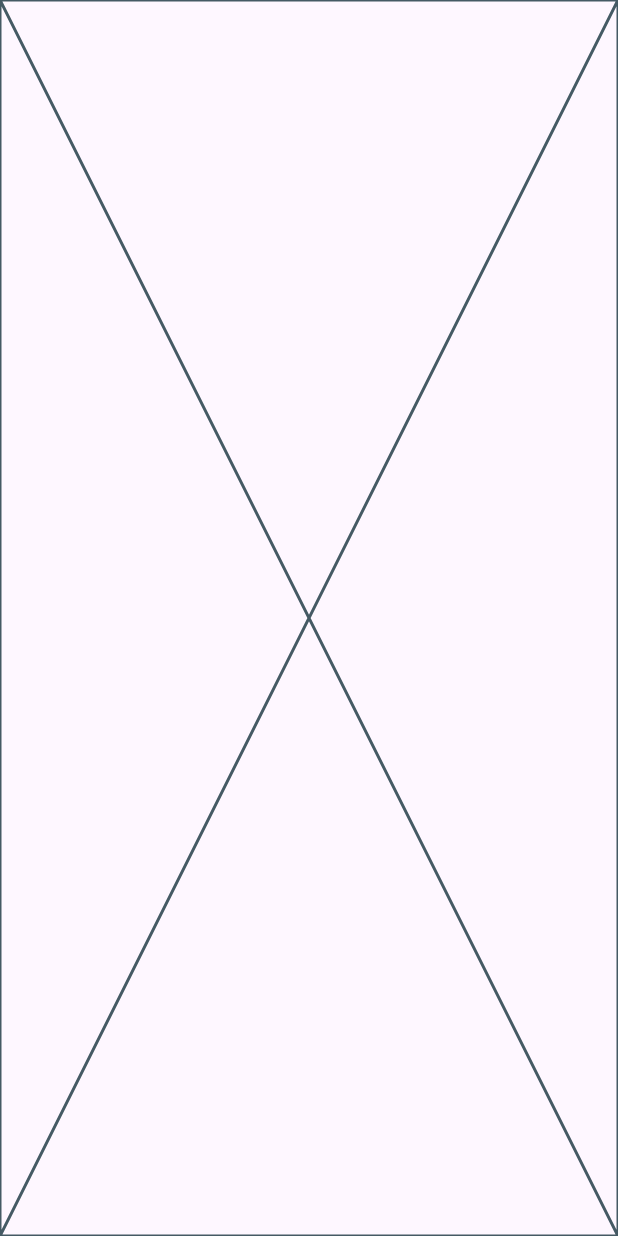
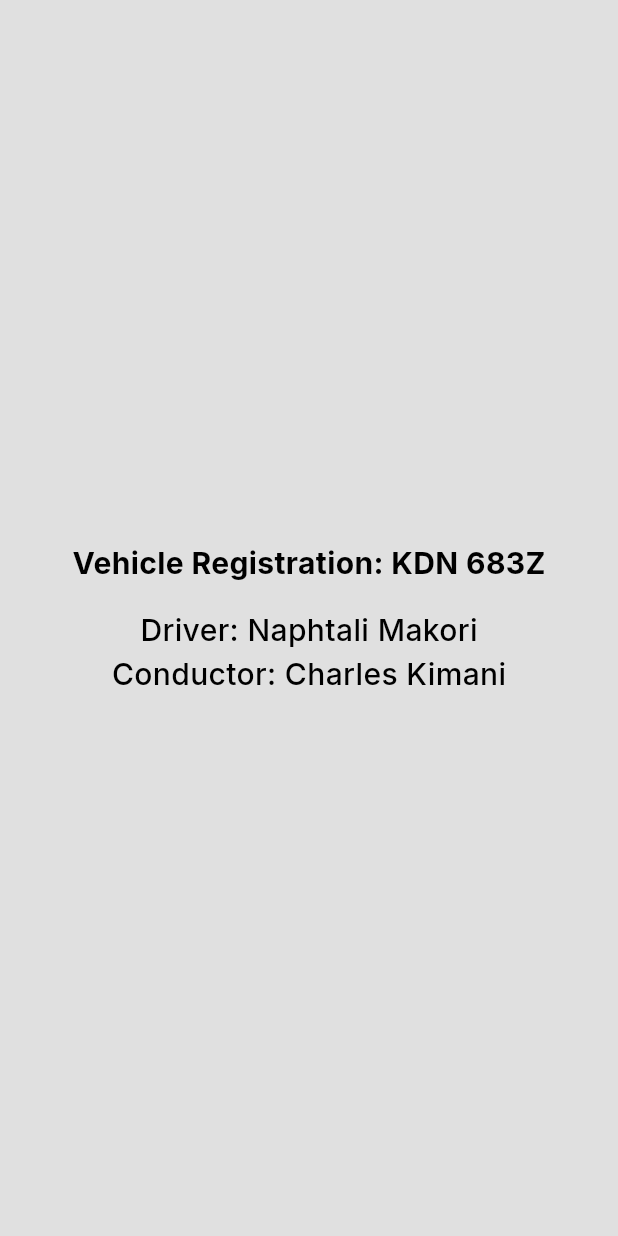
Before and after one commit to Elvis-Ace/matatu, a Flutter app: the MatatuView screen opened directly, on a phone screen of 412 x 824 dp. Run offline on Flutter 3.47's test engine with Material 3 defaults, Android fonts, the phone set to English and light mode, and no system bars; our stand-ins replace flutter_easyloading, flutter_otp_text_field, geolocator, google_fonts, google_maps_flutter and 1 more; missing offline and left inert: dart:ffi; accounts and stored records are empty.

Commit message:
implement new stuff

```diff
--- a/lib/base/functions.dart
+++ b/lib/base/functions.dart
@@ -55,7 +55,10 @@ class MyFunctions {
     map['lat'] = lat;
     map['long'] = long;
     var data = await baseData.postData('coordinates', map);
-    debugPrint('data');
+
+    debugPrint(data.toString());
     EasyLoading.dismiss();
   }
+
+
 }
--- a/lib/main.dart
+++ b/lib/main.dart
@@ -4,6 +4,7 @@ import 'package:matatu/pages/auth/login.dart';
 import 'package:matatu/pages/auth/otpverify.dart';
 import 'package:matatu/pages/dashboard/routeview.dart';
 import 'package:matatu/pages/homeview.dart';
+import 'package:matatu/pages/matatuview.dart';
 import 'package:matatu/pages/splashscreen.dart';
 
 void main() {
@@ -16,7 +17,8 @@ void main() {
       '/': (context) => const SplashScreen(),
       '/login': (context) => const LoginView(),
       '/homepage':(context)=>const HomeView(),
-      '/routes':(context)=>RoutesView()
+      '/routes':(context)=>RoutesView(),
+      '/matatu':(context)=>MatatuView()
     }
   ));
 }
--- a/lib/pages/matatuview.dart
+++ b/lib/pages/matatuview.dart
@@ -5,6 +5,7 @@ import 'package:geolocator/geolocator.dart';
 import 'package:google_maps_flutter/google_maps_flutter.dart';
 
 import '../base/functions.dart';
+import '../widgets/mytext.dart';
 
 class MatatuView extends StatefulWidget {
   const MatatuView({super.key});
@@ -55,7 +56,42 @@ class _MatatuViewState extends State<MatatuView> {
   }
 
   @override
+  void initState() {
+    getLocation();
+    super.initState();
+  }
+
+  @override
   Widget build(BuildContext context) {
-    return const Placeholder();
+    return Scaffold(
+      backgroundColor: Colors.grey[300],
+      body: Center(
+        child: Column(
+          mainAxisAlignment: MainAxisAlignment.center,
+          children: [
+            MyTextView(
+              data: 'Vehicle Registration: KDN 683Z',
+              fontsize: 20,
+              fontWeight: FontWeight.bold,
+              maxlines: 1,
+            ),
+            SizedBox(height: 16),
+            MyTextView(
+              data: 'Driver: Naphtali Makori',
+              fontsize: 20,
+              fontWeight: FontWeight.w500,
+              maxlines: 1,
+            ),
+            MyTextView(
+              data: 'Conductor: Charles Kimani',
+              fontsize: 20,
+              fontWeight: FontWeight.w500,
+              maxlines: 1,
+            ),
+
+          ],
+        ),
+      ),
+    );
   }
 }
```
